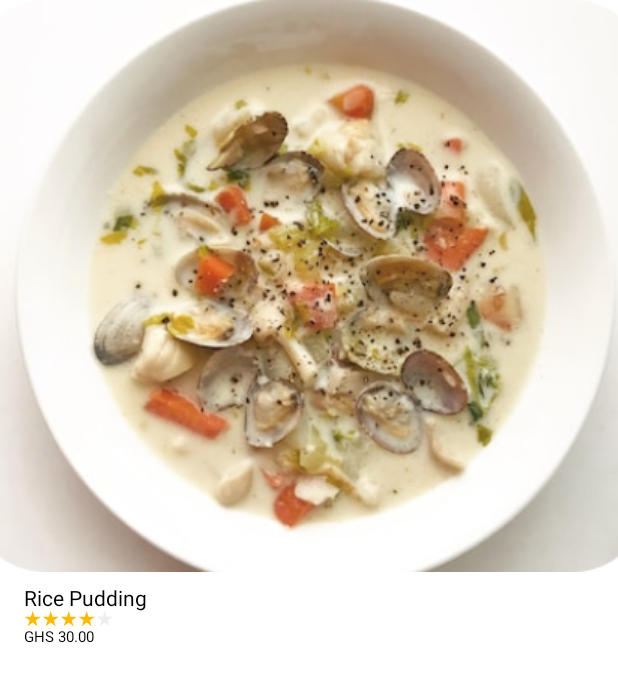
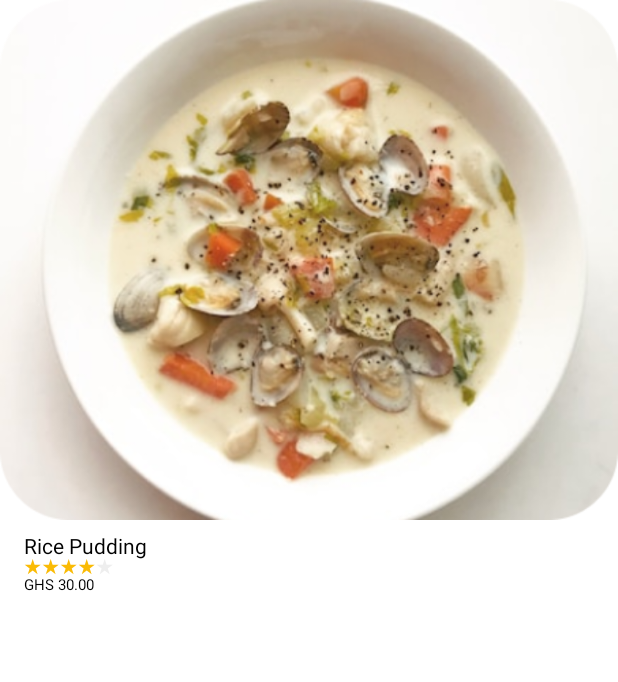
Before and after one commit to Michael-Mensah-xii/Order-Out, an Android app built with Jetpack Compose: the @Preview function ItemLayoutPreview, on a phone screen of 412 x 824 dp. Shown: the top 682 px of the screen. Run offline under Robolectric (Android 15) with nearby library versions, the phone set to English and light mode, and no system bars.

Commit message:
initial commit

```diff
--- a/app/src/main/java/com/example/orderout/view/CartScreen.kt
+++ b/app/src/main/java/com/example/orderout/view/CartScreen.kt
@@ -209,6 +209,7 @@ fun CartElementColumn(navController: NavHostController) {
 
             }
         )
+
         ConfirmOrderButton(navController)
     }
 }
@@ -288,7 +289,7 @@ fun CartItemButton() {
 @Composable
 fun ConfirmOrderButton(navController: NavController) {
     Column(modifier = Modifier
-        .padding(bottom = 32.dp)
+        .padding(bottom = 52.dp)
         .padding(horizontal = 16.dp)
     ) {
         Button(
@@ -306,7 +307,7 @@ fun ConfirmOrderButton(navController: NavController) {
             Text(
                 stringResource(R.string.confirm_button),
                 color = Color.White,
-                fontSize = 14.sp,
+                fontSize = 18.sp,
             )
         }
     }
--- a/app/src/main/java/com/example/orderout/view/HomeScreen.kt
+++ b/app/src/main/java/com/example/orderout/view/HomeScreen.kt
@@ -9,12 +9,14 @@ import androidx.compose.foundation.layout.*
 import androidx.compose.foundation.lazy.grid.GridCells
 import androidx.compose.foundation.lazy.grid.LazyVerticalGrid
 import androidx.compose.foundation.lazy.grid.itemsIndexed
+import androidx.compose.foundation.shape.RoundedCornerShape
 import androidx.compose.material.MaterialTheme
 import androidx.compose.material.Text
 import androidx.compose.material3.Icon
 import androidx.compose.runtime.Composable
 import androidx.compose.runtime.LaunchedEffect
 import androidx.compose.ui.Modifier
+import androidx.compose.ui.draw.clip
 import androidx.compose.ui.graphics.Color
 import androidx.compose.ui.layout.ContentScale
 import androidx.compose.ui.res.painterResource
@@ -25,9 +27,9 @@ import androidx.compose.ui.unit.sp
 import androidx.navigation.NavHostController
 import androidx.navigation.compose.rememberNavController
 import com.example.orderout.R
+import com.example.orderout.model.DestinationViewModel
 import com.example.orderout.model.FoodData
 import com.example.orderout.model.FoodDataSource
-import com.example.orderout.model.DestinationViewModel
 import com.example.orderout.ui.theme.RatingYellow
 
 @ExperimentalFoundationApi
@@ -65,7 +67,8 @@ fun ItemLayout(
         verticalArrangement = Arrangement.Center,
         modifier = Modifier
             .background(MaterialTheme.colors.background)
-            .fillMaxWidth()
+            .widthIn(185.dp)
+            .clip(RoundedCornerShape(8.dp))
             .clickable {
                 navController.navigate("details/$index")
             }
@@ -73,8 +76,11 @@ fun ItemLayout(
         Image(
             painter = painterResource(destination.id),
             contentDescription = stringResource(destination.name),
-            modifier = Modifier.fillMaxWidth(),
-            contentScale = ContentScale.Crop,
+            modifier = Modifier
+                .widthIn(185.dp)
+                .heightIn(140.dp)
+                .clip(RoundedCornerShape(8.dp)),
+            contentScale = ContentScale.Fit,
         )
         Spacer(modifier = Modifier.heightIn(10.dp))
 
```
Also changed, not shown: 1 other file.
